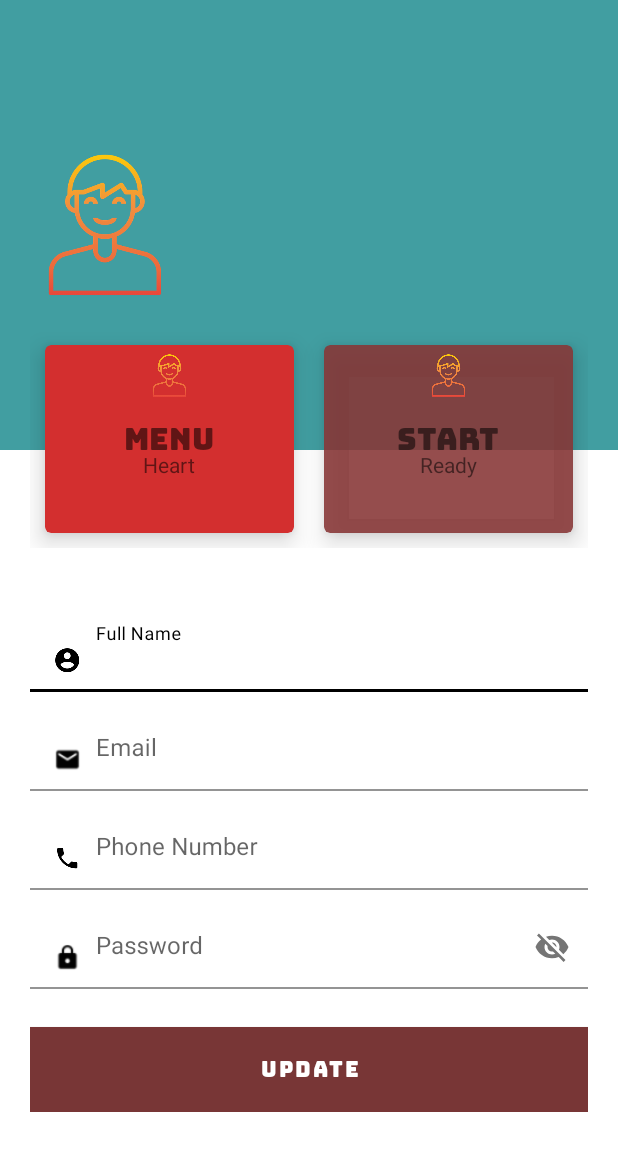
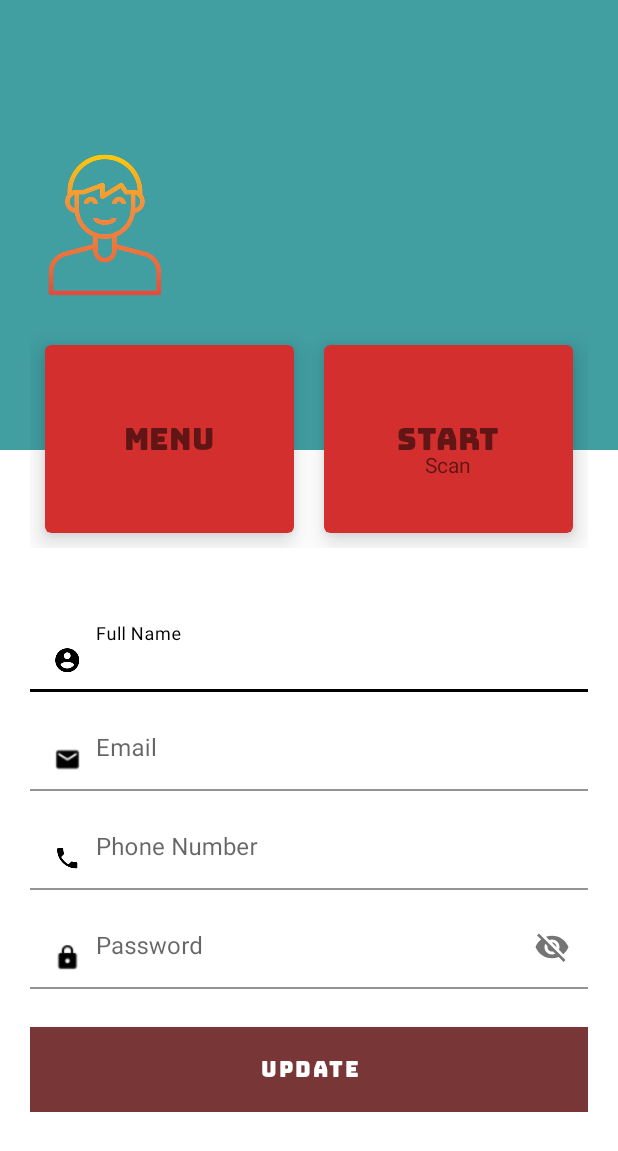
Before and after one commit to JustCodeRW/ProjektEKG, an Android app: the UserProfile screen opened directly, with no data from a screen before it, on a phone screen of 412 x 824 dp. Shown: the top 1151 px of the screen. Run offline under Robolectric (Android 15) with nearby library versions, the light colour scheme and no system bars; Roboto replaces fonts that are not available here.

Commit message:
Added Main Menu

```diff
--- a/app/src/main/AndroidManifest.xml
+++ b/app/src/main/AndroidManifest.xml
@@ -22,6 +22,9 @@
         android:roundIcon="@drawable/ekg_monitor"
         android:supportsRtl="true"
         android:theme="@style/Theme.EKGApp">
+        <activity
+            android:name=".MainMenu"
+            android:exported="true" />
         <activity
             android:name=".BleAndLocationConnection"
             android:exported="true" />
--- a/app/src/main/java/com/example/ekg_app/Login.kt
+++ b/app/src/main/java/com/example/ekg_app/Login.kt
@@ -155,13 +155,11 @@ class Login : AppCompatActivity() {
 
                         val intent = Intent(applicationContext, MainMenu::class.java)
 
-                     /*   TODO: Replace to other method or class?
                         intent.putExtra("name", nameFromDB)
                         intent.putExtra("username", usernameFromDB)
                         intent.putExtra("email", emailFromDB)
                         intent.putExtra("phoneNo", phoneNoFromDB)
                         intent.putExtra("password", passwordFromDB)
-                    */
 
                         startActivity(intent)
                     } else {
--- a/app/src/main/java/com/example/ekg_app/RecordScreen.kt
+++ b/app/src/main/java/com/example/ekg_app/RecordScreen.kt
@@ -86,7 +86,7 @@ class RecordScreen : AppCompatActivity() {
 
         val backBtn: ImageButton = findViewById(R.id.backToMainPage)
         backBtn.setOnClickListener {
-            val backIntent = Intent(this@RecordScreen, UserProfile::class.java)
+            val backIntent = Intent(this@RecordScreen, MainMenu::class.java)
             BleConnectionManager.unregisterListener(connectionEventListener)
             BleConnectionManager.tearDownConnection(device)
             startActivity(backIntent)
--- a/app/src/main/java/com/example/ekg_app/UserProfile.kt
+++ b/app/src/main/java/com/example/ekg_app/UserProfile.kt
@@ -4,6 +4,7 @@ import android.content.Intent
 import androidx.appcompat.app.AppCompatActivity
 import android.os.Bundle
 import android.widget.TextView
+import com.google.android.material.card.MaterialCardView
 import com.google.android.material.textfield.TextInputLayout
 
 class UserProfile : AppCompatActivity() {
@@ -25,7 +26,22 @@ class UserProfile : AppCompatActivity() {
         fullNameLabel = findViewById(R.id.full_name_label)
         usernameLabel = findViewById(R.id.username_label)
 
+        val menu: MaterialCardView = findViewById(R.id.menu)
+        val startScan: MaterialCardView = findViewById(R.id.startScan)
 
+        menu.setOnClickListener {
+            startActivity(Intent(this@UserProfile, MainMenu::class.java))
+        }
+
+        startScan.setOnClickListener {
+            startActivity(Intent(this@UserProfile, BleAndLocationConnection::class.java))
+        }
+
+        showAllUserData()
+    }
+
+    override fun onResume() {
+        super.onResume()
         showAllUserData()
     }
 
--- a/app/src/main/res/layout/activity_ble_and_location_connection.xml
+++ b/app/src/main/res/layout/activity_ble_and_location_connection.xml
@@ -12,7 +12,7 @@
         android:layout_width="match_parent"
         android:layout_height="wrap_content"
         android:layout_marginTop="15dp"
-        android:background="#6002EE"
+        android:background="@color/cardview_dark_background"
         android:text="@string/ble_scan_button"
         android:textColor="#fff"
         app:backgroundTint="@null"
--- a/app/src/main/res/layout/activity_user_profile.xml
+++ b/app/src/main/res/layout/activity_user_profile.xml
@@ -4,7 +4,8 @@
     xmlns:tools="http://schemas.android.com/tools"
     android:layout_width="match_parent"
     android:layout_height="match_parent"
-    tools:context=".UserProfile">
+    tools:context=".UserProfile"
+    android:background="@color/white">
 
     <LinearLayout
         android:layout_width="match_parent"
@@ -57,6 +58,7 @@
             android:padding="20dp">
 
             <com.google.android.material.card.MaterialCardView
+                android:id = "@+id/menu"
                 android:layout_width="0dp"
                 android:layout_height="125dp"
                 android:layout_margin="10dp"
@@ -69,12 +71,6 @@
                     android:layout_height="match_parent"
                     android:padding="5dp">
 
-                    <ImageView
-                        android:layout_width="30dp"
-                        android:layout_height="30dp"
-                        android:layout_centerHorizontal="true"
-                        android:src="@drawable/avatar" />
-
                     <TextView
                         android:id="@+id/menu_label"
                         android:layout_width="wrap_content"
@@ -84,41 +80,24 @@
                         android:includeFontPadding="false"
                         android:text="Menu"
                         android:textSize="20sp" />
-
-                    <TextView
-                        android:id="@+id/label_heart"
-                        android:layout_width="wrap_content"
-                        android:layout_height="wrap_content"
-                        android:layout_below="@+id/menu_label"
-                        android:layout_centerHorizontal="true"
-                        android:includeFontPadding="false"
-                        android:text="Heart"
-                        android:textSize="14sp" />
-
-
                 </RelativeLayout>
 
 
             </com.google.android.material.card.MaterialCardView>
 
             <com.google.android.material.card.MaterialCardView
+                android:id = "@+id/startScan"
                 android:layout_width="0dp"
                 android:layout_height="125dp"
                 android:layout_margin="10dp"
                 android:layout_weight="1"
-                app:cardBackgroundColor="#E2883737"
+                app:cardBackgroundColor="#D32F2F"
                 app:cardElevation="10dp">
 
                 <RelativeLayout
                     android:layout_width="match_parent"
                     android:layout_height="match_parent"
                     android:padding="5dp">
-
-                    <ImageView
-                        android:layout_width="30dp"
-                        android:layout_height="30dp"
-                        android:layout_centerHorizontal="true"
-                        android:src="@drawable/avatar" />
 
                     <TextView
                         android:id="@+id/start_label"
@@ -137,22 +116,18 @@
                         android:layout_below="@+id/start_label"
                         android:layout_centerHorizontal="true"
                         android:includeFontPadding="false"
-                        android:text="Ready"
+                        android:text="Scan"
                         android:textSize="14sp" />
-
-
                 </RelativeLayout>
-
-
             </com.google.android.material.card.MaterialCardView>
-
         </LinearLayout>
 
         <LinearLayout
             android:layout_width="match_parent"
             android:layout_height="wrap_content"
             android:orientation="vertical"
-            android:padding="20dp">
+            android:padding="20dp"
+            android:background="@color/white">
 
             <com.google.android.material.textfield.TextInputLayout
                 android:id="@+id/full_name_profile"
--- a/app/src/main/res/values/strings.xml
+++ b/app/src/main/res/values/strings.xml
@@ -33,4 +33,7 @@
     <string name="testMail">TestEmail@gmail.com</string>
     <string name="testName">Mustermann</string>
     <string name="record_ekg">Record EKG</string>
+    <string name="user_profile">User Profile</string>
+    <string name="start_scan">Start Scan</string>
+    <string name="start_tracking_your_heart">Start tracking your heart</string>
 </resources>
```
Also changed, not shown: app/src/main/java/com/example/ekg_app/MainMenu.kt (added, +38 -0 lines), app/src/main/res/layout/activity_main_menu.xml (added, +145 -0 lines).
